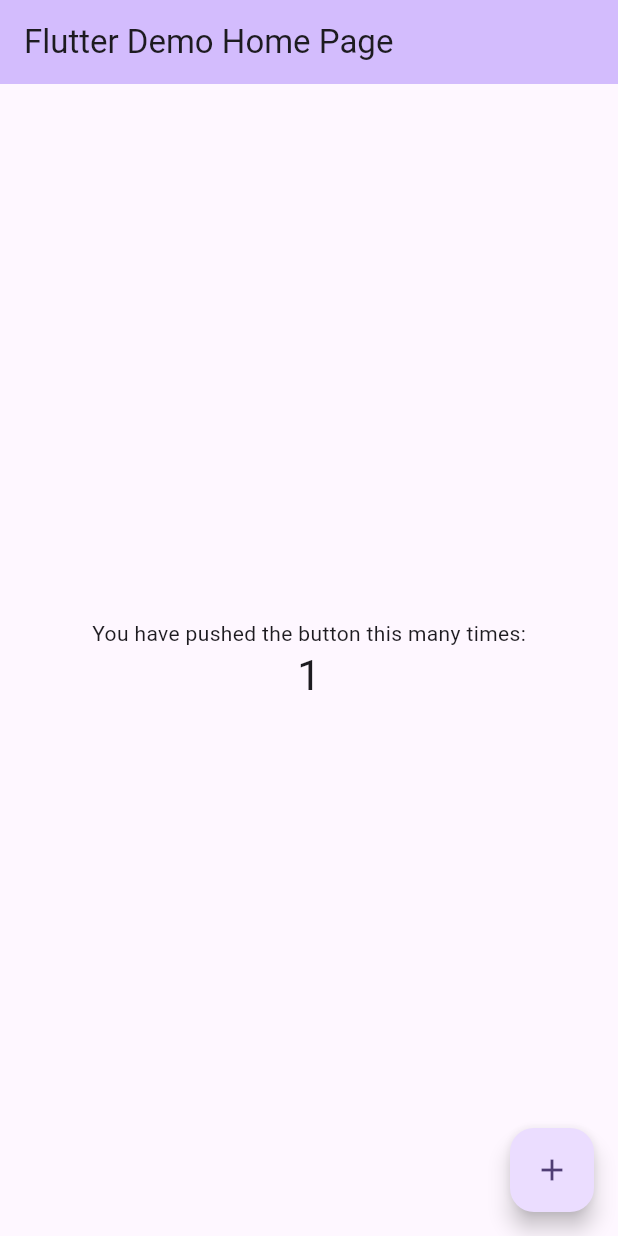
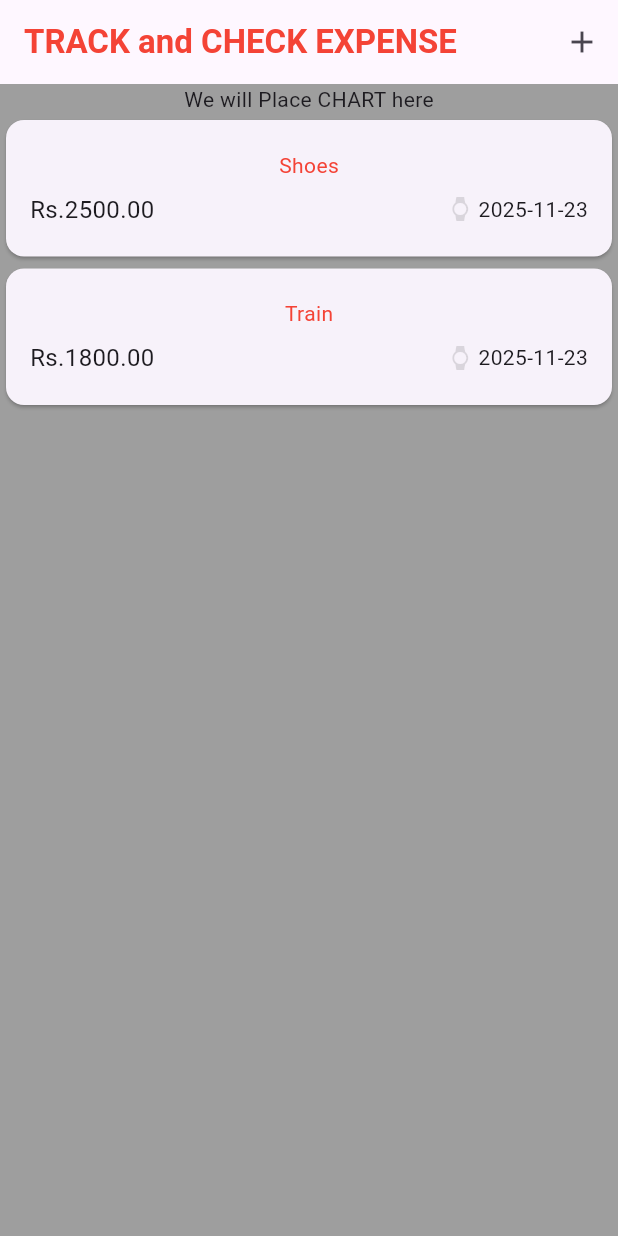
Before and after one commit to rajputsajal0206/expense_track_and_check, a Flutter app: the screen it shows after launch, after a tap on the "add" icon, on a phone screen of 412 x 824 dp. Run offline on Flutter 3.47's test engine with Material 3 defaults, Android fonts, the light colour scheme and no system bars.

Commit message:
Screen to display list of added screen layout made

```diff
--- /dev/null
+++ b/lib/expenses.dart
@@ -0,0 +1,51 @@
+import 'package:expense_track_and_check/widget/expense_list.dart';
+import 'package:flutter/material.dart';
+
+import 'model/expense.dart';
+
+class ExpenseTracker extends StatefulWidget {
+  const ExpenseTracker({super.key});
+
+  @override
+  State<ExpenseTracker> createState() => _ExpenseTrackerState();
+}
+
+class _ExpenseTrackerState extends State<ExpenseTracker> {
+  final List<Expense> _expensesList = [
+    Expense(
+        title: 'Shoes',
+        expenseAmount: 2500,
+        expenseCategory: Category.leisure,
+        expenseDate: DateTime.now()),
+    Expense(
+        title: 'Train',
+        expenseAmount: 1800,
+        expenseCategory: Category.travel,
+        expenseDate: DateTime.now())
+  ];
+
+  @override
+  Widget build(BuildContext context) {
+    return Scaffold(
+      appBar: AppBar(
+        title: const Text(
+          'TRACK and CHECK EXPENSE',
+          style: TextStyle(
+            color: Colors.red,
+              fontWeight: FontWeight.bold,
+          ),
+        ),
+        actions: [IconButton(onPressed: () {}, icon: const Icon(Icons.add))],
+      ),
+      backgroundColor: Colors.grey,
+      body: Column(
+        children: <Widget>[
+          const Text('We will Place CHART here'),
+          Expanded(
+            child: ExpenseList(expensesList: _expensesList),
+          ),
+        ],
+      ),
+    );
+  }
+}
--- a/lib/main.dart
+++ b/lib/main.dart
@@ -1,124 +1,8 @@
+import 'package:expense_track_and_check/expenses.dart';
 import 'package:flutter/material.dart';
 
 void main() {
-  runApp(const MyApp());
+  runApp(const MaterialApp(
+    home: ExpenseTracker(),
+  ));
 }
-
-class MyApp extends StatelessWidget {
-  const MyApp({super.key});
-
-  @override
-  Widget build(BuildContext context) {
-    return MaterialApp(
-      title: 'Flutter Demo',
-      theme: ThemeData(
-        // This is the theme of your application.
-        //
-        // TRY THIS: Try running your application with "flutter run". You'll see
-        // the application has a purple toolbar. Then, without quitting the app,
-        // try changing the seedColor in the colorScheme below to Colors.green
-        // and then invoke "hot reload" (save your changes or press the "hot
-        // reload" button in a Flutter-supported IDE, or press "r" if you used
-        // the command line to start the app).
-        //
-        // Notice that the counter didn't reset back to zero; the application
-        // state is not lost during the reload. To reset the state, use hot
-        // restart instead.
-        //
-        // This works for code too, not just values: Most code changes can be
-        // tested with just a hot reload.
-        colorScheme: ColorScheme.fromSeed(seedColor: Colors.deepPurple),
-        useMaterial3: true,
-      ),
-      home: const MyHomePage(title: 'Flutter Demo Home Page'),
-    );
-  }
-}
-
-class MyHomePage extends StatefulWidget {
-  const MyHomePage({super.key, required this.title});
-
-  // This widget is the home page of your application. It is stateful, meaning
-  // that it has a State object (defined below) that contains fields that affect
-  // how it looks.
-
-  // This class is the configuration for the state. It holds the values (in this
-  // case the title) provided by the parent (in this case the App widget) and
-  // used by the build method of the State. Fields in a Widget subclass are
-  // always marked "final".
-
-  final String title;
-
-  @override
-  State<MyHomePage> createState() => _MyHomePageState();
-}
-
-class _MyHomePageState extends State<MyHomePage> {
-  int _counter = 0;
-
-  void _incrementCounter() {
-    setState(() {
-      // This call to setState tells the Flutter framework that something has
-      // changed in this State, which causes it to rerun the build method below
-      // so that the display can reflect the updated values. If we changed
-      // _counter without calling setState(), then the build method would not be
-      // called again, and so nothing would appear to happen.
-      _counter++;
-    });
-  }
-
-  @override
-  Widget build(BuildContext context) {
-    // This method is rerun every time setState is called, for instance as done
-    // by the _incrementCounter method above.
-    //
-    // The Flutter framework has been optimized to make rerunning build methods
-    // fast, so that you can just rebuild anything that needs updating rather
-    // than having to individually change instances of widgets.
-    return Scaffold(
-      appBar: AppBar(
-        // TRY THIS: Try changing the color here to a specific color (to
-        // Colors.amber, perhaps?) and trigger a hot reload to see the AppBar
-        // change color while the other colors stay the same.
-        backgroundColor: Theme.of(context).colorScheme.inversePrimary,
-        // Here we take the value from the MyHomePage object that was created by
-        // the App.build method, and use it to set our appbar title.
-        title: Text(widget.title),
-      ),
-      body: Center(
-        // Center is a layout widget. It takes a single child and positions it
-        // in the middle of the parent.
-        child: Column(
-          // Column is also a layout widget. It takes a list of children and
-          // arranges them vertically. By default, it sizes itself to fit its
-          // children horizontally, and tries to be as tall as its parent.
-          //
-          // Column has various properties to control how it sizes itself and
-          // how it positions its children. Here we use mainAxisAlignment to
-          // center the children vertically; the main axis here is the vertical
-          // axis because Columns are vertical (the cross axis would be
-          // horizontal).
-          //
-          // TRY THIS: Invoke "debug painting" (choose the "Toggle Debug Paint"
-          // action in the IDE, or press "p" in the console), to see the
-          // wireframe for each widget.
-          mainAxisAlignment: MainAxisAlignment.center,
-          children: <Widget>[
-            const Text(
-              'You have pushed the button this many times:',
-            ),
-            Text(
-              '$_counter',
-              style: Theme.of(context).textTheme.headlineMedium,
-            ),
-          ],
-        ),
-      ),
-      floatingActionButton: FloatingActionButton(
-        onPressed: _incrementCounter,
-        tooltip: 'Increment',
-        child: const Icon(Icons.add),
-      ), // This trailing comma makes auto-formatting nicer for build methods.
-    );
-  }
-}
--- /dev/null
+++ b/lib/model/expense.dart
@@ -0,0 +1,25 @@
+import 'package:uuid/uuid.dart';
+import 'package:intl/intl.dart';
+
+enum Category { food, leisure, travel, work}
+
+const uuid = Uuid();
+class Expense {
+
+  Expense({
+    required this.title,
+    required this.expenseAmount,
+    required this.expenseCategory,
+    required this.expenseDate
+}) : id= uuid.v4();
+
+  final String id;
+  final String title;
+  final double expenseAmount;
+  final Category expenseCategory;
+  final DateTime expenseDate;
+
+  String get formattedDate {
+    return DateFormat('yyyy-MM-dd').format(expenseDate);
+  }
+}
--- /dev/null
+++ b/lib/widget/expense_item.dart
@@ -0,0 +1,53 @@
+import 'package:expense_track_and_check/model/expense.dart';
+import 'package:flutter/material.dart';
+
+class ExpenseItem extends StatelessWidget {
+  const ExpenseItem({super.key, required this.expense});
+
+  final Expense expense;
+
+  @override
+  Widget build(BuildContext context) {
+    final amountString = expense.expenseAmount.toStringAsFixed(2);
+    return Card(
+        child: Padding(
+          padding: const EdgeInsets.symmetric(horizontal: 16.0,vertical: 20),
+          child: Column(
+            //crossAxisAlignment: CrossAxisAlignment.start,
+            children: [
+              Text(
+                expense.title,
+                style: const TextStyle(
+                  color: Colors.red,
+                ),
+              ),
+              const SizedBox(
+                height: 8,
+              ),
+              Row(
+                children: [
+                  Text(
+                    'Rs.$amountString',
+                    style: const TextStyle(
+                        fontSize: 16, fontWeight: FontWeight.normal),
+                  ),
+                  const Spacer(),
+                  const Icon(
+                    Icons.watch,
+                    color: Colors.black12,
+                    size: 16,
+                  ),
+                  const SizedBox(
+                    width: 4,
+                  ),
+                  Text(
+                    expense.formattedDate,
+                    overflow: TextOverflow.ellipsis,
+                  )
+                ],
+              )
+            ],
+          ),
+        ));
+  }
+}
--- /dev/null
+++ b/lib/widget/expense_list.dart
@@ -0,0 +1,19 @@
+import 'package:expense_track_and_check/model/expense.dart';
+import 'package:expense_track_and_check/widget/expense_item.dart';
+import 'package:flutter/material.dart';
+
+class ExpenseList extends StatelessWidget {
+  const ExpenseList({super.key, required this.expensesList});
+  final List<Expense> expensesList;
+
+  @override
+  Widget build(BuildContext context) {
+    return ListView.builder(
+        itemCount: expensesList.length,
+        itemBuilder: (ctx, index) =>
+          ExpenseItem(
+            expense: expensesList[index],
+          ),
+        );
+  }
+}
--- a/pubspec.yaml
+++ b/pubspec.yaml
@@ -11,6 +11,8 @@ dependencies:
   flutter:
     sdk: flutter
   cupertino_icons: ^1.0.8
+  uuid: ^4.5.2
+  intl: ^0.19.0
 
 dev_dependencies:
   flutter_test:
```
Also changed, not shown: pubspec.lock, 1 other file.
